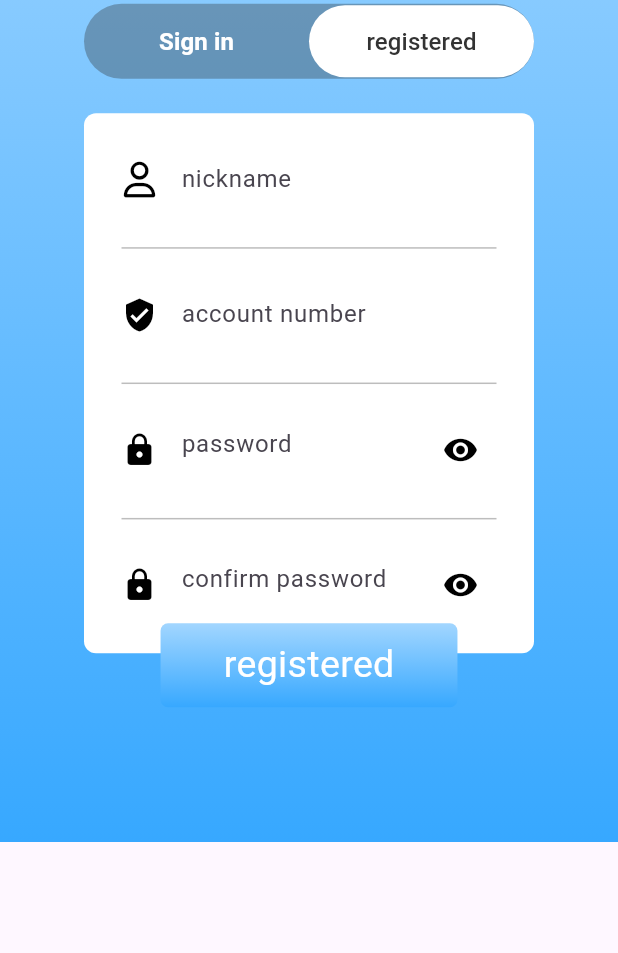
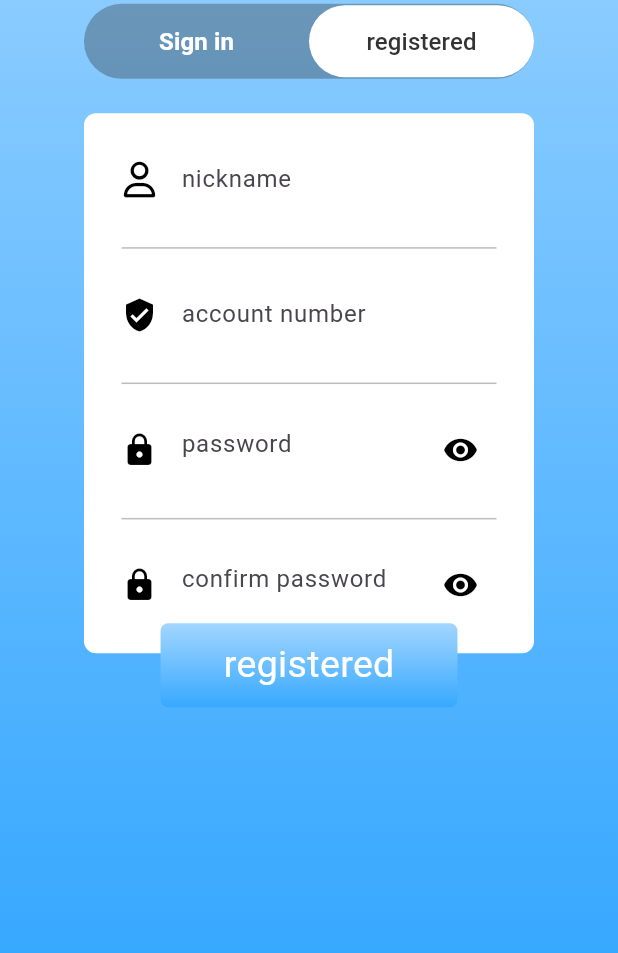
Before and after one commit to NIGHTDOWN/xs1, a Flutter app: the Index screen opened directly, after a tap on "registered", on a phone screen of 412 x 824 dp, the part 283-1236 px from its top. Run offline on Flutter 3.47's test engine with Material 3 defaults, Android fonts, the phone set to English and light mode, and no system bars; our stand-ins replace battery, cached_network_image, carousel_slider, connectivity, device_info_plus, dio and 14 more; missing offline and left inert: connectivity_for_web, crop_your_image, device_apps, draggable_scrollbar, extended_text_field, flutter_screen_wake and 5 more; accounts and stored records are empty; network calls fail; statements that could not run were skipped.

Commit message:
fix login page

```diff
--- a/lib/page/login/index.dart
+++ b/lib/page/login/index.dart
@@ -88,8 +88,8 @@ class _Index extends State<Index> {
               /**这里要手动设置container的高度和宽度，不然显示不了
                      * 利用MediaQuery可以获取到跟屏幕信息有关的数据
                      */
-              // height: MediaQuery.of(context).size.height,
-              height: 750,
+              height: MediaQuery.of(context).size.height,
+              // height: 750,
               width: MediaQuery.of(context).size.width,
 
               //设置渐变的背景
--- a/lib/page/task/friend.dart
+++ b/lib/page/task/friend.dart
@@ -32,7 +32,7 @@ class Friend extends LoginBase {
     // },
   ];
   var nums = '0', numyx = '0';
-  late List rand;
+  late List? rand;
   var coin = '500';
   var size = 10;
   var cachename = 'friendcache';
@@ -85,7 +85,7 @@ class Friend extends LoginBase {
         return;
       }
       var rng = Random();
-      randindex = rng.nextInt(rand.length);
+      randindex = rng.nextInt(rand!.length);
 
       reflash();
     });
@@ -152,7 +152,7 @@ class Friend extends LoginBase {
   getpmd(int index) {
     if (isnull(rand, index)) {
       String str;
-      var name = fixname(rand[index]['nickname']);
+      var name = fixname(rand![index]['nickname']);
       str = name + lang('刚刚领取') + coin + lang('金豆');
       return Text(str,
           overflow: TextOverflow.ellipsis,
```
Also changed, not shown: 1 other file.
